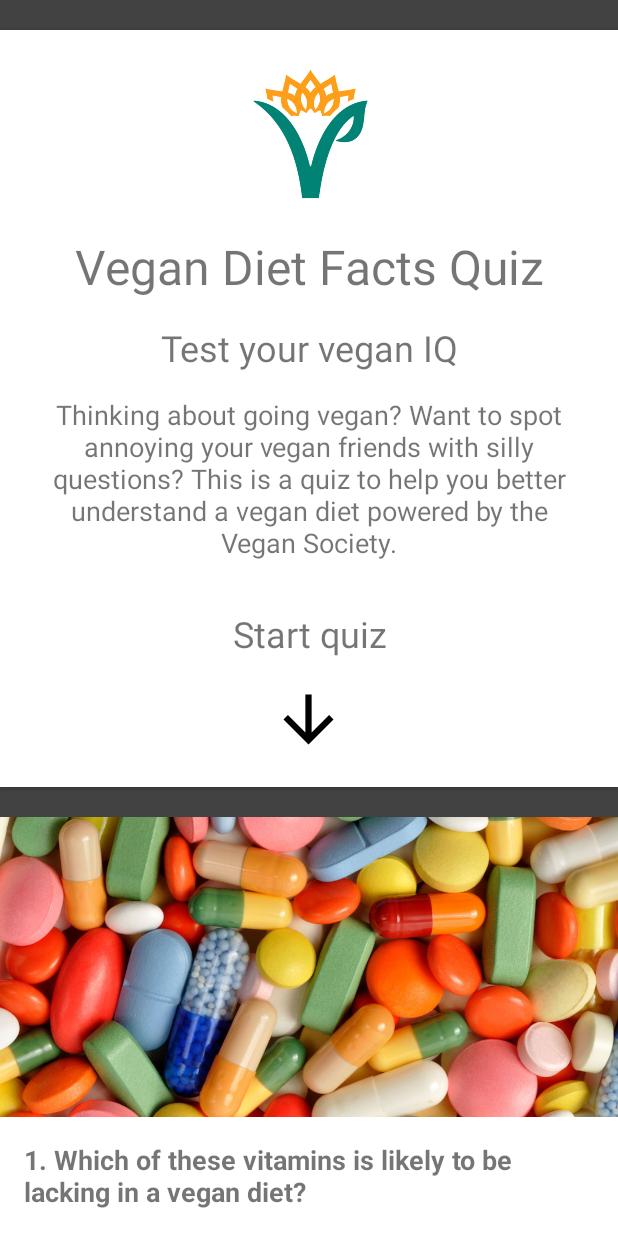
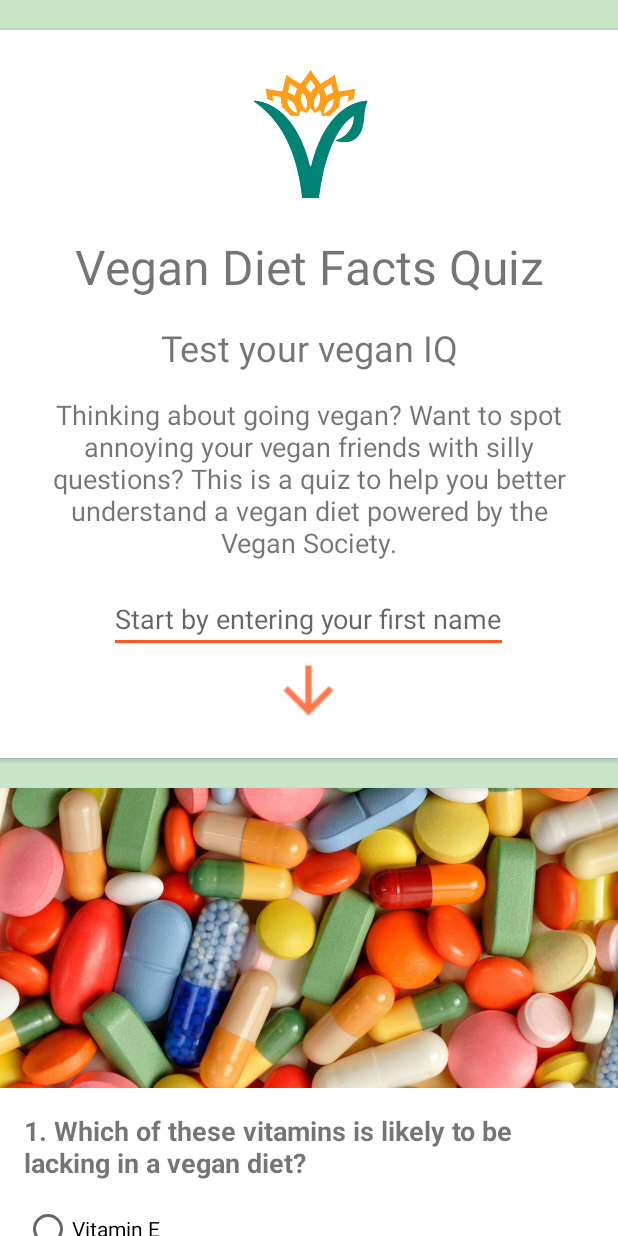
Before and after one commit to alanionita/GDS_QuizApp, an Android app: the screen it shows after launch (MainActivity), on a phone screen of 412 x 824 dp. Run offline under Robolectric (Android 15) with nearby library versions, the phone set to English and light mode, and no system bars.

Commit message:
adds updated theme, edit text and corresponding logic

```diff
--- a/app/src/main/java/com/example/android/quizapp/MainActivity.java
+++ b/app/src/main/java/com/example/android/quizapp/MainActivity.java
@@ -5,6 +5,7 @@ import android.support.v7.app.AppCompatActivity;
 import android.os.Bundle;
 import android.view.Gravity;
 import android.view.View;
+import android.widget.EditText;
 import android.widget.RadioButton;
 import android.widget.Toast;
 
--- a/app/src/main/java/com/example/android/quizapp/ResultsModal.java
+++ b/app/src/main/java/com/example/android/quizapp/ResultsModal.java
@@ -10,6 +10,7 @@ import android.view.LayoutInflater;
 import android.view.View;
 import android.view.ViewGroup;
 import android.widget.Button;
+import android.widget.EditText;
 import android.widget.LinearLayout;
 import android.widget.TextView;
 
@@ -20,15 +21,33 @@ import android.widget.TextView;
 public class ResultsModal extends DialogFragment {
     public Button answersButton;
     public Button backToQuiz;
+    public String nameEntered;
+    public TextView introText;
+    public String resourceText;
 
     @Nullable
     @Override
     public View onCreateView(LayoutInflater inflater, @Nullable ViewGroup container, @Nullable Bundle savedInstanceState) {
         View resultsView = inflater.inflate(R.layout.results_modal, container, false);
-        answersButton = resultsView.findViewById(R.id.answers_button);
-        backToQuiz = resultsView.findViewById(R.id.back_to_quiz_button);
         getDialog().setTitle("Results of the quiz!");
 
+        // gets intro text from the modal
+        introText = resultsView.findViewById(R.id.intro);
+
+        // references the nameField from main activity
+        EditText nameField = (EditText) ((MainActivity)getActivity()).findViewById(R.id.enter_name);
+
+        // gets the entered value
+        nameEntered = (String) nameField.getText().toString();
+
+        // gets the resource value for the modal intro text and passes as param the entered name
+        resourceText = (String) getString(R.string.modal_main_text, nameField.getText().toString());
+
+        // sets the new intro text to the new value
+        introText.setText(resourceText);
+
+        // gets the answer button and sets a listener that points to the answers view
+        answersButton = resultsView.findViewById(R.id.answers_button);
         answersButton.setOnClickListener(new View.OnClickListener()
         {   public void onClick(View v)
         {
@@ -37,6 +56,8 @@ public class ResultsModal extends DialogFragment {
         }
         });
 
+        // gets the back button and sets a listener that leads back to the quiz
+        backToQuiz = resultsView.findViewById(R.id.back_to_quiz_button);
         backToQuiz.setOnClickListener(new View.OnClickListener()
         {   public void onClick(View v)
         {
--- a/app/src/main/res/drawable/ic_arrow_downward_black_24dp.xml
+++ /dev/null
@@ -1,9 +0,0 @@
-<vector xmlns:android="http://schemas.android.com/apk/res/android"
-        android:width="24dp"
-        android:height="24dp"
-        android:viewportWidth="24.0"
-        android:viewportHeight="24.0">
-    <path
-        android:pathData="M20,12l-1.41,-1.41L13,16.17V4h-2v12.17l-5.58,-5.59L4,12l8,8 8,-8z"
-        android:fillColor="#010101"/>
-</vector>
--- a/app/src/main/res/layout/activity_main.xml
+++ b/app/src/main/res/layout/activity_main.xml
@@ -1,5 +1,5 @@
 <?xml version="1.0" encoding="utf-8"?>
-<ScrollView xmlns:android="http://schemas.android.com/apk/res/android"
+<android.support.constraint.ConstraintLayout xmlns:android="http://schemas.android.com/apk/res/android"
     xmlns:tools="http://schemas.android.com/tools"
     android:layout_width="match_parent"
     android:layout_height="match_parent"
@@ -7,11 +7,14 @@
     tools:context=".MainActivity"
     android:fillViewport="true">
 
+    <ScrollView
+        android:layout_width="match_parent"
+        android:layout_height="match_parent">
     <LinearLayout
         android:layout_width="match_parent"
         android:layout_height="wrap_content"
         android:orientation="vertical"
-        android:background="@color/cardview_dark_background">
+        android:background="@color/primary_light">
 
         <android.support.v7.widget.CardView
             android:layout_width="match_parent"
@@ -20,7 +23,8 @@
             android:layout_marginBottom="@dimen/cards_top_bottom_margin"
             android:layout_marginLeft="@dimen/card_side_margin"
             android:layout_marginRight="@dimen/card_side_margin"
-            app:cardCornerRadius="@dimen/card_corner_radius">
+            app:cardCornerRadius="@dimen/card_corner_radius"
+            app:cardBackgroundColor="@color/icons">
 
             <LinearLayout
                 android:layout_width="match_parent"
@@ -59,21 +63,19 @@
                     android:textSize="@dimen/questions_text_size"
                     android:textAlignment="center"/>
 
-                <TextView
-                    android:layout_width="match_parent"
+                <EditText
+                    android:id="@+id/enter_name"
+                    android:layout_width="wrap_content"
                     android:layout_height="wrap_content"
-                    android:layout_margin="@dimen/questions_text_margin"
-                    android:textSize="@dimen/subtitle_text_size"
-                    android:text="@string/cta"
-                    android:textAlignment="center"/>
+                    android:hint="Start by entering your first name"
+                    android:layout_gravity="center"/>
 
                 <ImageView
                     android:layout_width="@dimen/icon_size"
                     android:layout_height="@dimen/icon_size"
-                    android:src="@drawable/ic_arrow_downward_black_24dp"
+                    android:src="@drawable/ic_arrow_downward_pointer"
                     android:layout_gravity="center"
-                    android:layout_marginBottom="@dimen/cards_top_bottom_margin"/>
-
+                    android:layout_marginBottom="@dimen/cards_top_bottom_margin" />
             </LinearLayout>
 
         </android.support.v7.widget.CardView>
@@ -84,7 +86,8 @@
             android:layout_marginBottom="@dimen/cards_top_bottom_margin"
             android:layout_marginLeft="@dimen/card_side_margin"
             android:layout_marginRight="@dimen/card_side_margin"
-            app:cardCornerRadius="@dimen/card_corner_radius">
+            app:cardCornerRadius="@dimen/card_corner_radius"
+            app:cardBackgroundColor="@color/icons">
 
             <LinearLayout
                 android:layout_width="match_parent"
@@ -148,7 +151,8 @@
             android:layout_marginBottom="@dimen/cards_top_bottom_margin"
             android:layout_marginLeft="@dimen/card_side_margin"
             android:layout_marginRight="@dimen/card_side_margin"
-            app:cardCornerRadius="@dimen/card_corner_radius">
+            app:cardCornerRadius="@dimen/card_corner_radius"
+            app:cardBackgroundColor="@color/icons">
 
             <LinearLayout
                 android:layout_width="match_parent"
@@ -218,7 +222,8 @@
             android:layout_marginBottom="@dimen/cards_top_bottom_margin"
             android:layout_marginLeft="@dimen/card_side_margin"
             android:layout_marginRight="@dimen/card_side_margin"
-            app:cardCornerRadius="@dimen/card_corner_radius">
+            app:cardCornerRadius="@dimen/card_corner_radius"
+            app:cardBackgroundColor="@color/icons">
 
             <LinearLayout
                 android:layout_width="match_parent"
@@ -270,7 +275,8 @@
             android:layout_marginBottom="@dimen/cards_top_bottom_margin"
             android:layout_marginLeft="@dimen/card_side_margin"
             android:layout_marginRight="@dimen/card_side_margin"
-            app:cardCornerRadius="@dimen/card_corner_radius">
+            app:cardCornerRadius="@dimen/card_corner_radius"
+            app:cardBackgroundColor="@color/icons">
 
             <LinearLayout
                 android:layout_width="match_parent"
@@ -329,7 +335,8 @@
             android:layout_marginBottom="@dimen/cards_top_bottom_margin"
             android:layout_marginLeft="@dimen/card_side_margin"
             android:layout_marginRight="@dimen/card_side_margin"
-            app:cardCornerRadius="@dimen/card_corner_radius">
+            app:cardCornerRadius="@dimen/card_corner_radius"
+            app:cardBackgroundColor="@color/icons">
 
             <LinearLayout
                 android:layout_width="match_parent"
@@ -381,7 +388,8 @@
             android:layout_marginBottom="@dimen/cards_top_bottom_margin"
             android:layout_marginLeft="@dimen/card_side_margin"
             android:layout_marginRight="@dimen/card_side_margin"
-            app:cardCornerRadius="@dimen/card_corner_radius">
+            app:cardCornerRadius="@dimen/card_corner_radius"
+            app:cardBackgroundColor="@color/icons">
 
             <LinearLayout
                 android:layout_width="match_parent"
@@ -438,7 +446,8 @@
             android:layout_marginBottom="@dimen/cards_top_bottom_margin"
             android:layout_marginLeft="@dimen/card_side_margin"
             android:layout_marginRight="@dimen/card_side_margin"
-            app:cardCornerRadius="@dimen/card_corner_radius">
+            app:cardCornerRadius="@dimen/card_corner_radius"
+            app:cardBackgroundColor="@color/icons">
 
             <LinearLayout
                 android:layout_width="match_parent"
@@ -494,7 +503,10 @@
             android:textAllCaps="false"
             android:text="@string/button_text"
             android:onClick="submitAnswers"
-            android:layout_gravity="center"/>
+            android:layout_gravity="center"
+            android:background="@color/colorAccent"
+            android:textColor="@color/icons"/>
 
     </LinearLayout>
-</ScrollView>
+    </ScrollView>
+</android.support.constraint.ConstraintLayout>
--- a/app/src/main/res/layout/results_modal.xml
+++ b/app/src/main/res/layout/results_modal.xml
@@ -12,7 +12,8 @@
         android:layout_height="wrap_content"
         android:orientation="vertical"
         card_view:cardElevation="10dp"
-        android:visibility="visible">
+        android:visibility="visible"
+        android:background="@color/primary_light">
 
         <LinearLayout
             android:layout_width="match_parent"
@@ -22,6 +23,7 @@
             android:layout_margin="40dp">
 
             <TextView
+                android:id="@+id/intro"
                 android:layout_width="wrap_content"
                 android:layout_height="wrap_content"
                 android:text="@string/modal_main_text"
@@ -72,17 +74,21 @@
                android:textStyle="normal"
                android:text="See answers"
                android:onClick="onAnswersButtonClick"
-               android:layout_marginBottom="8dp"/>
+               android:layout_marginBottom="8dp"
+               android:background="@color/colorAccent"
+               android:textColor="@color/icons"/>
 
            <Button
                android:id="@+id/back_to_quiz_button"
                android:layout_width="150dp"
                android:layout_height="wrap_content"
+               android:background="@color/colorAccent"
                android:textSize="@dimen/questions_text_size"
                android:textAllCaps="false"
                android:textStyle="normal"
                android:text="Back to quiz"
-               android:layout_marginTop="8dp"/>
+               android:layout_marginTop="8dp"
+               android:textColor="@color/icons"/>
 
         </LinearLayout>
 
--- a/app/src/main/res/values/colors.xml
+++ b/app/src/main/res/values/colors.xml
@@ -1,6 +1,11 @@
 <?xml version="1.0" encoding="utf-8"?>
 <resources>
-    <color name="colorPrimary">#3F51B5</color>
-    <color name="colorPrimaryDark">#303F9F</color>
-    <color name="colorAccent">#FF4081</color>
+    <color name="colorPrimary">#4CAF50</color>
+    <color name="colorPrimaryDark">#388E3C</color>
+    <color name="colorAccent">#FF5722</color>
+    <color name="primary_light">#C8E6C9</color>
+    <color name="primary_text">#212121</color>
+    <color name="secondary_text">#757575</color>
+    <color name="icons">#FFFFFF</color>
+    <color name="divider">#BDBDBD</color>
 </resources>
--- a/app/src/main/res/values/strings.xml
+++ b/app/src/main/res/values/strings.xml
@@ -32,7 +32,7 @@
     <string name="button_text">Submit</string>
     <string name="subtitle">Test your vegan IQ</string>
     <string name="cta">Start quiz</string>
-    <string name="modal_main_text">Well done!</string>
+    <string name="modal_main_text">Well done, %1$s!</string>
     <string name="modal_sub_text">You scored: </string>
     <string name="q1_answer">c) Vitamin B12 is likely to fall short in diets made up solely of plant foods, as its main food sources are meat and fish. Some foods, including some nutritional yeasts and meat substitutes, may contain added B12, which would be listed on their labels. However, supplements of B12 are often recommended as a reliable source of the vitamin.</string>
     <string name="q2_answer">b) Cooked, per cup, lentils contain 6.6 mg, compared to 5.2 mg in kidney beans, 4.7 mg in chickpeas, and 4.5 mg in lima beans.</string>
--- a/app/src/main/res/values/styles.xml
+++ b/app/src/main/res/values/styles.xml
@@ -7,5 +7,4 @@
         <item name="colorPrimaryDark">@color/colorPrimaryDark</item>
         <item name="colorAccent">@color/colorAccent</item>
     </style>
-
 </resources>
```
Also changed, not shown: app/src/main/ic_downward_arrow-web.png (added), app/src/main/res/drawable-hdpi/ic_arrow_downward_pointer.png (added), app/src/main/res/drawable-mdpi/ic_arrow_downward_pointer.png (added), app/src/main/res/drawable-xhdpi/ic_arrow_downward_pointer.png (added), app/src/main/res/drawable-xxhdpi/ic_arrow_downward_pointer.png (added).
